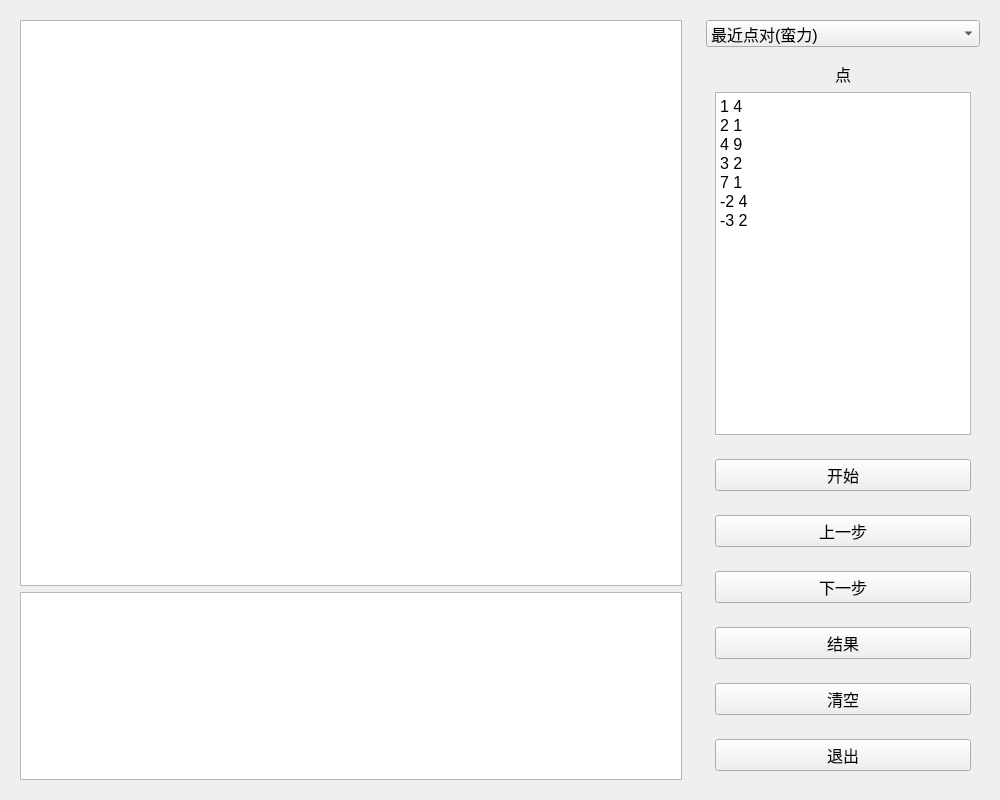
This is ui/ui.ui in 0zero000zero0/GZU_algorithm_final_tasks as Qt 5 draws it before an edit. The edited form follows.
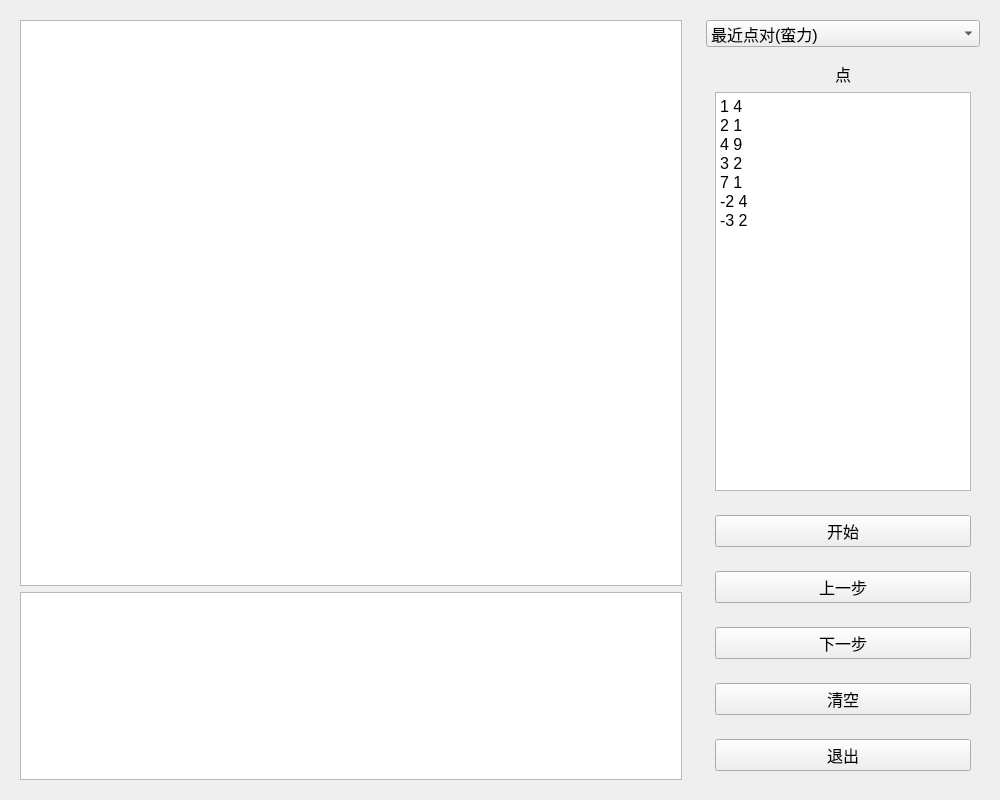
This is the edited form.

```diff
--- a/ui/ui.ui
+++ b/ui/ui.ui
@@ -173,24 +173,6 @@
         </layout>
        </widget>
       </item>
-      <item>
-       <widget class="QWidget" name="toend" native="true">
-        <layout class="QVBoxLayout" name="verticalLayout_9">
-         <item>
-          <widget class="QPushButton" name="start_3">
-           <property name="font">
-            <font>
-             <pointsize>12</pointsize>
-            </font>
-           </property>
-           <property name="text">
-            <string>结果</string>
-           </property>
-          </widget>
-         </item>
-        </layout>
-       </widget>
-      </item>
       <item>
        <widget class="QWidget" name="widget_6" native="true">
         <layout class="QVBoxLayout" name="verticalLayout_6">
```
